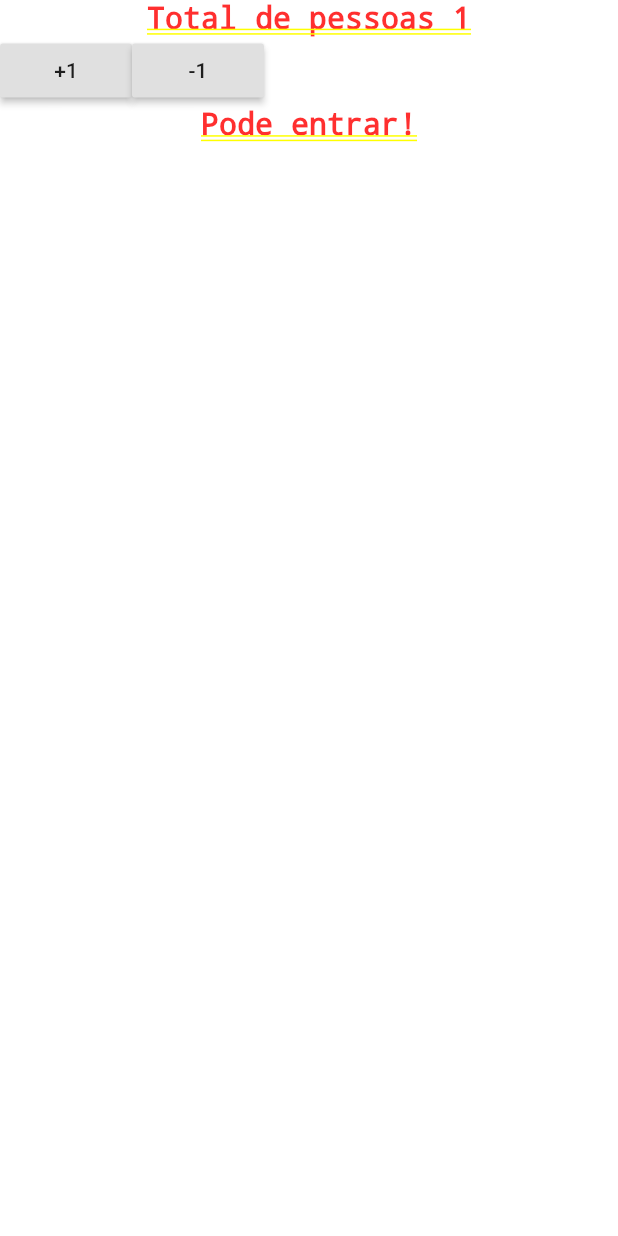
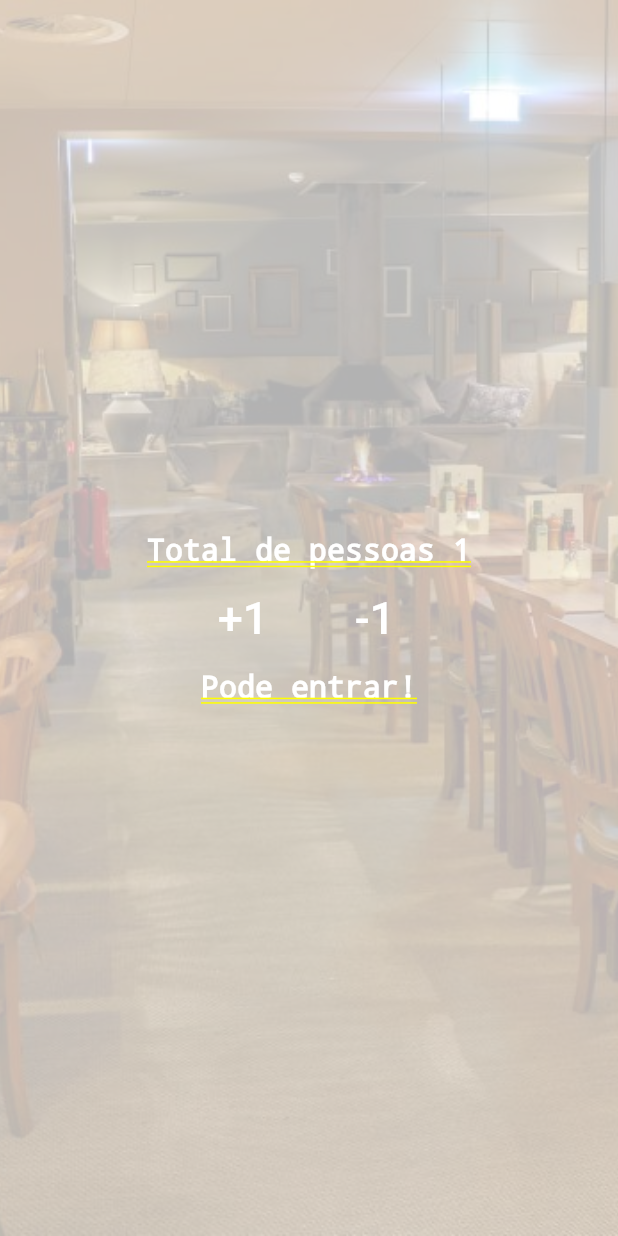
Before and after one commit to RobertDS07/First_Contact_Flutter, a Flutter app: the screen it shows after launch, after a tap on "+1", on a phone screen of 412 x 824 dp. Run offline on Flutter 3.47's test engine with Material 2 defaults, Android fonts, the phone set to English and light mode, and no system bars.

Commit message:
Add background

```diff
--- a/lib/main.dart
+++ b/lib/main.dart
@@ -3,11 +3,20 @@ import 'package:flutter/material.dart';
 void main() {
   runApp(MaterialApp(
       title: 'Contador de pessoas',
-      home: SafeArea(
-        child: Container(
-          color: Colors.white,
-          child: Center(child: Contador()),
+      home: Stack(
+        children: [
+          Opacity(
+            opacity: .3,
+            child: Image.asset(
+              "assets/restaurante.jpg",
+              fit: BoxFit.cover,
+              height: 1000.0,
             ),
+          ),
+          Container(
+            child: Contador(),
+          )
+        ],
       )));
 }
 
@@ -35,22 +44,31 @@ class _ContadorState extends State<Contador> {
   @override
   Widget build(BuildContext context) {
     return Column(
+      mainAxisAlignment: MainAxisAlignment.center,
       children: [
         Text(
           'Total de pessoas $pessoas',
-          style: TextStyle(fontSize: 20),
+          style: TextStyle(fontSize: 20, color: Colors.white),
         ),
-        Row(
+        Padding(
+          padding: EdgeInsets.all(10),
+          child: Row(
+            mainAxisAlignment: MainAxisAlignment.center,
             children: [
-            RaisedButton(
+              FlatButton(
                 onPressed: _addPessoas,
-              child: Text('+1'),
+                child: Text(
+                  '+1',
+                  style: TextStyle(color: Colors.white, fontSize: 30),
                 ),
-            RaisedButton(
+              ),
+              FlatButton(
                 onPressed: _removePessoas,
-              child: Text('-1'),
+                child: Text('-1',
+                    style: TextStyle(color: Colors.white, fontSize: 30)),
               )
             ],
+          ),
         ),
         status(pessoas)
       ],
@@ -63,6 +81,6 @@ Widget status(int pessoas) {
       pessoas >= 0 && pessoas <= 10 ? 'Pode entrar!' : 'Estamos cheio!';
   return Text(
     statusText,
-    style: TextStyle(fontSize: 20),
+    style: TextStyle(fontSize: 20, color: Colors.white),
   );
 }
--- a/pubspec.yaml
+++ b/pubspec.yaml
@@ -45,9 +45,8 @@ flutter:
   uses-material-design: true
 
   # To add assets to your application, add an assets section, like this:
-  # assets:
-  #   - images/a_dot_burr.jpeg
-  #   - images/a_dot_ham.jpeg
+  assets:
+    - assets/restaurante.jpg
 
   # An image asset can refer to one or more resolution-specific "variants", see
   # https://flutter.dev/assets-and-images/#resolution-aware.
```
Also changed, not shown: assets/restaurante.jpg (added). Lines whose indentation alone changed are shown as unchanged.
